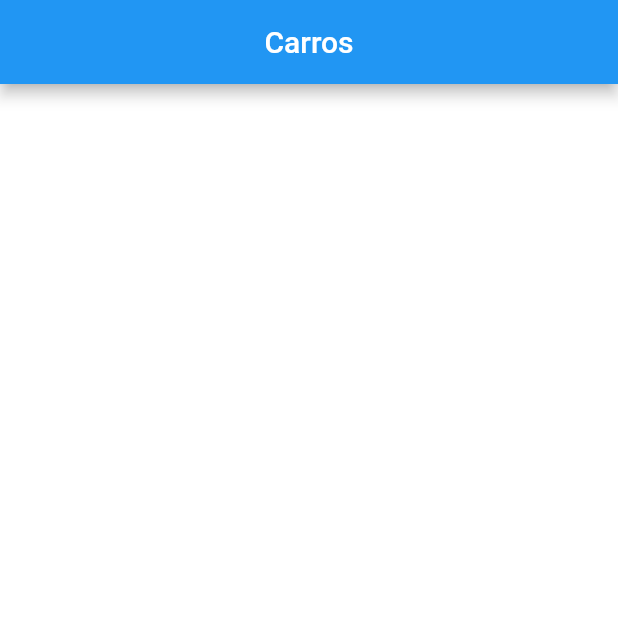
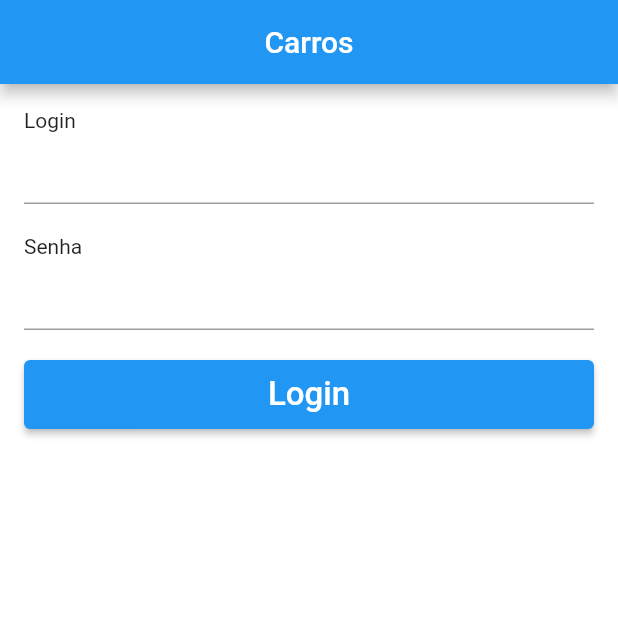
Before and after one commit to rodrigosa/carros, a Flutter app: the screen it shows after launch, on a phone screen of 412 x 824 dp, the top half of it. Run offline on Flutter 3.47's test engine with Material 2 defaults, Android fonts, the light colour scheme and no system bars.

Commit message:
80. Layout do Form de login (básico)

```diff
--- a/lib/pages/login_page.dart
+++ b/lib/pages/login_page.dart
@@ -13,7 +13,34 @@ class LoginPage extends StatelessWidget {
   }
 
   _body() {
-    Container(
+    return Container(
+      padding: EdgeInsets.all(16),
+      child: ListView(
+        children: [
+          Text("Login"),
+          TextField(),
+          SizedBox(
+            height: 20,
+          ),
+          Text("Senha"),
+          TextFormField(
+            obscureText: true,
+          ),
+          SizedBox(
+            height: 20,
+          ),
+          Container(
+            height: 46,
+            child: ElevatedButton(
+              onPressed: () {},
+              child: Text(
+                "Login",
+                style: TextStyle(fontSize: 22),
+              ),
+            ),
+          )
+        ],
+      ),
     );
   }
 }
```
